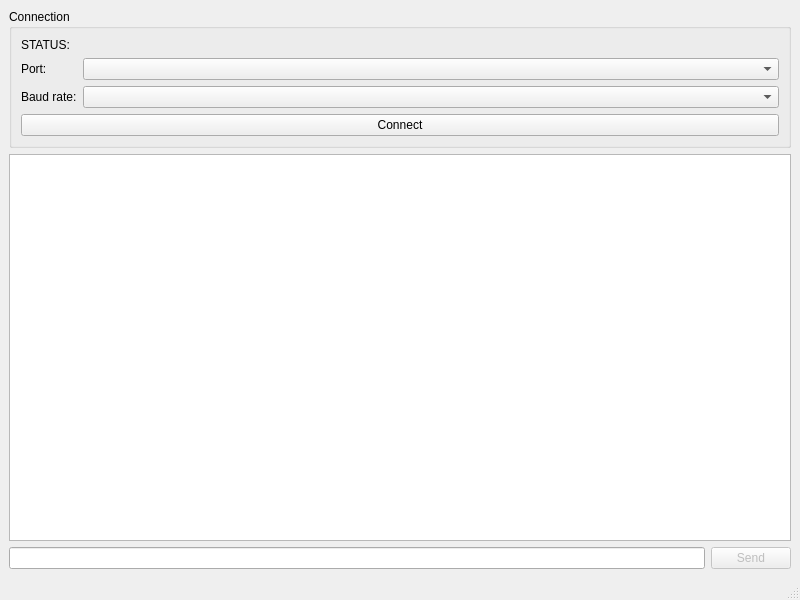
Before: the Qt Designer form assets/main_window.ui in m4reQ/arduino-tank, drawn with Qt 5.
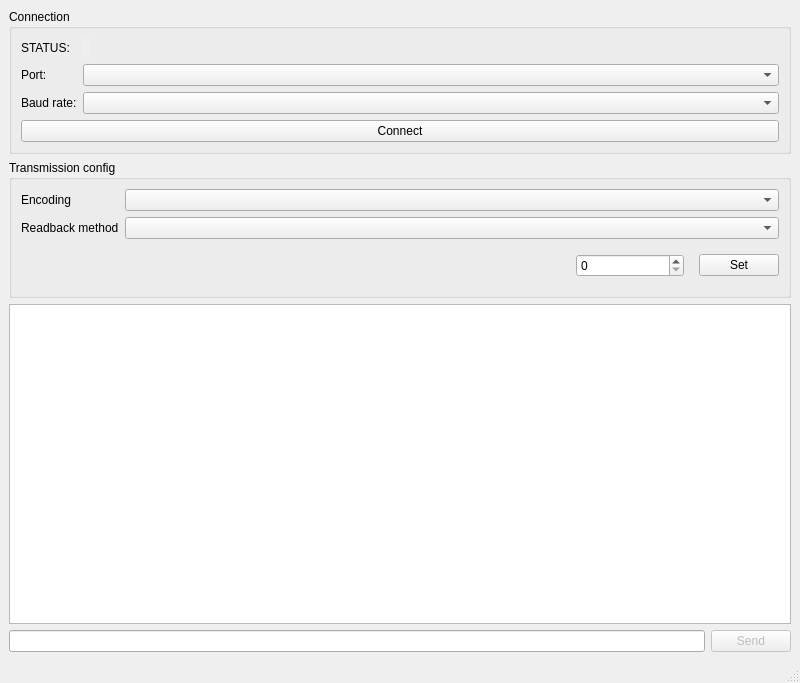
After: the same form once the commit is applied.

Commit message: Add some options to the console UI Refactor some code to enable adding more connection types

Diff of the .ui file:
```diff
--- a/assets/main_window.ui
+++ b/assets/main_window.ui
@@ -7,7 +7,7 @@
     <x>0</x>
     <y>0</y>
     <width>800</width>
-    <height>600</height>
+    <height>683</height>
    </rect>
   </property>
   <property name="windowTitle">
@@ -15,20 +15,7 @@
   </property>
   <widget class="QWidget" name="centralwidget">
    <layout class="QGridLayout" name="gridLayout">
-    <item row="2" column="0">
-     <widget class="QLineEdit" name="line_edit_input"/>
-    </item>
-    <item row="2" column="1">
-     <widget class="QPushButton" name="button_send">
-      <property name="enabled">
-       <bool>false</bool>
-      </property>
-      <property name="text">
-       <string>Send</string>
-      </property>
-     </widget>
-    </item>
-    <item row="1" column="0" colspan="2">
+    <item row="2" column="0" colspan="2">
      <widget class="QTextEdit" name="text_output">
       <property name="readOnly">
        <bool>true</bool>
@@ -38,8 +25,24 @@
       </property>
      </widget>
     </item>
+    <item row="3" column="0">
+     <widget class="QLineEdit" name="line_edit_input"/>
+    </item>
+    <item row="3" column="1">
+     <widget class="QPushButton" name="button_send">
+      <property name="enabled">
+       <bool>false</bool>
+      </property>
+      <property name="text">
+       <string>Send</string>
+      </property>
+     </widget>
+    </item>
     <item row="0" column="0" colspan="2">
      <widget class="QGroupBox" name="groupBox">
+      <property name="autoFillBackground">
+       <bool>false</bool>
+      </property>
       <property name="title">
        <string>Connection</string>
       </property>
@@ -47,11 +50,14 @@
        <item row="0" column="1">
         <widget class="QLabel" name="label_status">
          <property name="sizePolicy">
-          <sizepolicy hsizetype="Expanding" vsizetype="Preferred">
+          <sizepolicy hsizetype="Maximum" vsizetype="Preferred">
            <horstretch>0</horstretch>
            <verstretch>0</verstretch>
           </sizepolicy>
          </property>
+         <property name="autoFillBackground">
+          <bool>true</bool>
+         </property>
          <property name="text">
           <string>&lt;status&gt;</string>
          </property>
@@ -84,16 +90,6 @@
          </property>
         </widget>
        </item>
-       <item row="0" column="2">
-        <widget class="QFrame" name="frame_status_indicator">
-         <property name="frameShape">
-          <enum>QFrame::StyledPanel</enum>
-         </property>
-         <property name="frameShadow">
-          <enum>QFrame::Raised</enum>
-         </property>
-        </widget>
-       </item>
        <item row="1" column="1" colspan="2">
         <widget class="QComboBox" name="combo_port"/>
        </item>
@@ -106,6 +102,114 @@
           <string>Connect</string>
          </property>
         </widget>
+       </item>
+       <item row="0" column="2">
+        <spacer name="horizontalSpacer">
+         <property name="orientation">
+          <enum>Qt::Horizontal</enum>
+         </property>
+         <property name="sizeHint" stdset="0">
+          <size>
+           <width>40</width>
+           <height>20</height>
+          </size>
+         </property>
+        </spacer>
+       </item>
+      </layout>
+     </widget>
+    </item>
+    <item row="1" column="0" colspan="2">
+     <widget class="QGroupBox" name="groupBox_2">
+      <property name="title">
+       <string>Transmission config</string>
+      </property>
+      <layout class="QGridLayout" name="gridLayout_3">
+       <item row="0" column="0">
+        <widget class="QLabel" name="_unused4">
+         <property name="sizePolicy">
+          <sizepolicy hsizetype="Maximum" vsizetype="Preferred">
+           <horstretch>0</horstretch>
+           <verstretch>0</verstretch>
+          </sizepolicy>
+         </property>
+         <property name="text">
+          <string>Encoding</string>
+         </property>
+        </widget>
+       </item>
+       <item row="1" column="0">
+        <widget class="QLabel" name="_unused5">
+         <property name="text">
+          <string>Readback method</string>
+         </property>
+        </widget>
+       </item>
+       <item row="2" column="2">
+        <widget class="QStackedWidget" name="widget_readback_data">
+         <property name="sizePolicy">
+          <sizepolicy hsizetype="Maximum" vsizetype="Maximum">
+           <horstretch>0</horstretch>
+           <verstretch>0</verstretch>
+          </sizepolicy>
+         </property>
+         <property name="currentIndex">
+          <number>0</number>
+         </property>
+         <widget class="QWidget" name="page">
+          <layout class="QVBoxLayout" name="verticalLayout">
+           <item>
+            <widget class="QSpinBox" name="spin_readback_size">
+             <property name="sizePolicy">
+              <sizepolicy hsizetype="Expanding" vsizetype="Fixed">
+               <horstretch>0</horstretch>
+               <verstretch>0</verstretch>
+              </sizepolicy>
+             </property>
+            </widget>
+           </item>
+          </layout>
+         </widget>
+         <widget class="QWidget" name="page_2">
+          <layout class="QGridLayout" name="gridLayout_5">
+           <item row="0" column="0">
+            <widget class="QLineEdit" name="line_edit_readback_terminator"/>
+           </item>
+          </layout>
+         </widget>
+        </widget>
+       </item>
+       <item row="2" column="0" colspan="2">
+        <spacer name="_unused6">
+         <property name="orientation">
+          <enum>Qt::Horizontal</enum>
+         </property>
+         <property name="sizeHint" stdset="0">
+          <size>
+           <width>40</width>
+           <height>20</height>
+          </size>
+         </property>
+        </spacer>
+       </item>
+       <item row="2" column="3">
+        <widget class="QPushButton" name="button_set_readback">
+         <property name="sizePolicy">
+          <sizepolicy hsizetype="Maximum" vsizetype="Fixed">
+           <horstretch>0</horstretch>
+           <verstretch>0</verstretch>
+          </sizepolicy>
+         </property>
+         <property name="text">
+          <string>Set</string>
+         </property>
+        </widget>
+       </item>
+       <item row="1" column="1" colspan="3">
+        <widget class="QComboBox" name="combo_readback_type"/>
+       </item>
+       <item row="0" column="1" colspan="3">
+        <widget class="QComboBox" name="combo_encoding"/>
        </item>
       </layout>
      </widget>
```
The commit also changes 8 other files.
